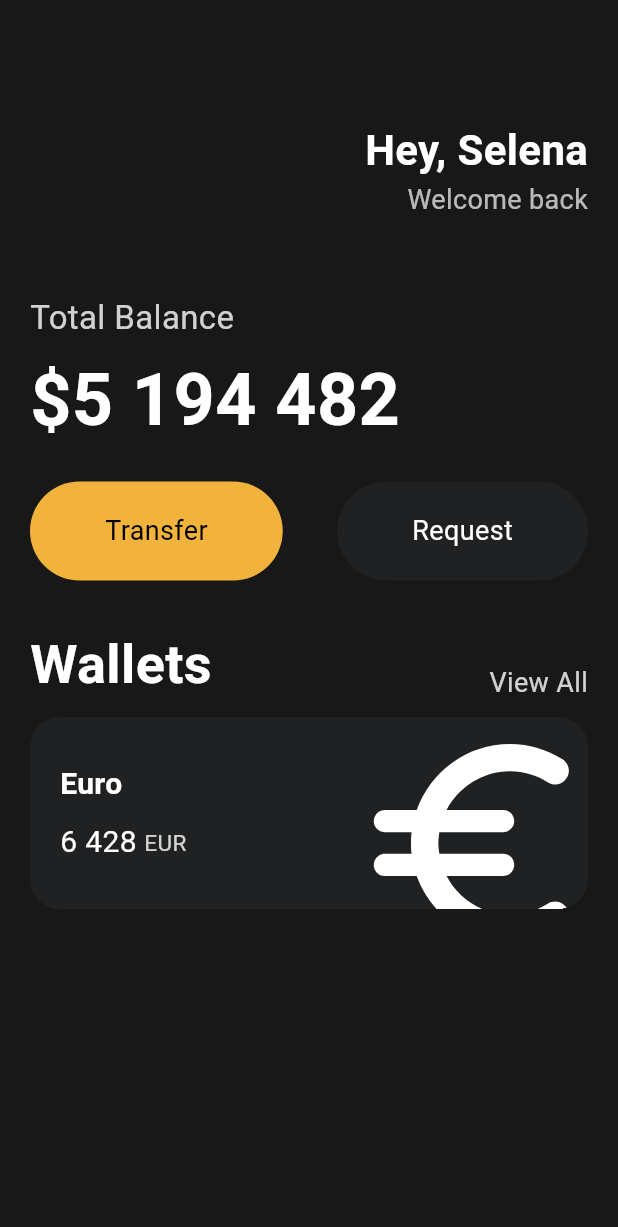
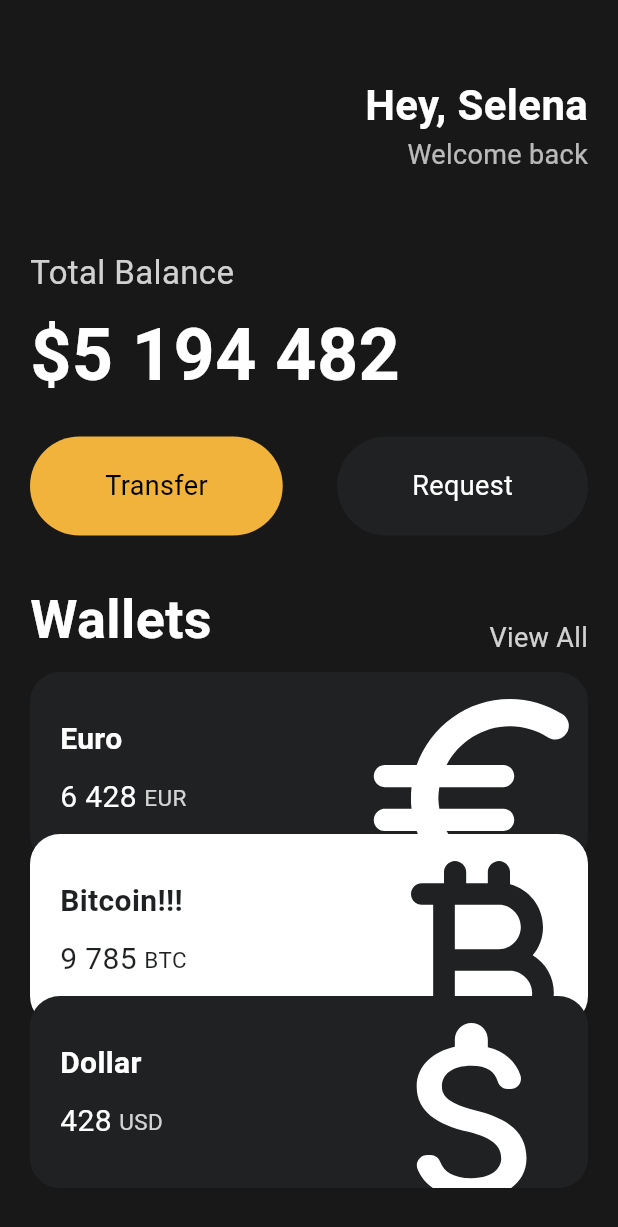
Before and after one commit to duckbill413/dart_flutter, a Flutter app: the screen it shows after launch, on a phone screen of 412 x 824 dp. Shown: the top 1227 px of the screen. Run offline on Flutter 3.47's test engine with Material 3 defaults, Android fonts, the phone set to English and light mode, and no system bars.

Commit message:
flutter 3.9 UI Challenge 완료

```diff
--- a/toonflix/lib/main.dart
+++ b/toonflix/lib/main.dart
@@ -1,4 +1,5 @@
 import 'package:flutter/material.dart';
+import 'package:toonflix/widgets/currency_card.dart';
 import 'package:toonflix/widgets/button.dart';
 
 void main() {
@@ -12,7 +13,8 @@
     return MaterialApp(
         home: Scaffold(
       backgroundColor: const Color(0xFF181818),
-      body: Padding(
+      body: SingleChildScrollView(
+        child: Padding(
             padding: const EdgeInsets.symmetric(
               horizontal: 20,
             ),
@@ -20,7 +22,7 @@
               crossAxisAlignment: CrossAxisAlignment.start,
               children: [
                 const SizedBox(
-                height: 80,
+                  height: 50,
                 ),
                 Row(
                   mainAxisAlignment: MainAxisAlignment.end,
@@ -105,67 +107,33 @@
                 const SizedBox(
                   height: 10,
                 ),
-              Container(
-                  clipBehavior: Clip.hardEdge,
-                  decoration: BoxDecoration(
-                    color: const Color(0xFF1F2123),
-                    borderRadius: BorderRadius.circular(20),
+                const CurrencyCard(
+                  name: 'Euro',
+                  code: 'EUR',
+                  amount: '6 428',
+                  icon: Icons.euro_rounded,
+                  isInverted: false,
+                  order: 0,
                 ),
-                  child: Padding(
-                    padding: const EdgeInsets.all(20),
-                    child: Row(
-                      mainAxisAlignment: MainAxisAlignment.spaceBetween,
-                      children: [
-                        Column(
-                          crossAxisAlignment: CrossAxisAlignment.start,
-                          children: [
-                            const Text(
-                              'Euro',
-                              style: TextStyle(
-                                color: Colors.white,
-                                fontSize: 20,
-                                fontWeight: FontWeight.w600,
+                const CurrencyCard(
+                  name: 'Bitcoin!!!',
+                  code: 'BTC',
+                  amount: '9 785',
+                  icon: Icons.currency_bitcoin_rounded,
+                  isInverted: true,
+                  order: 1,
                 ),
-                            ),
-                            const SizedBox(
-                              height: 10,
-                            ),
-                            Row(
-                              children: [
-                                const Text(
-                                  '6 428',
-                                  style: TextStyle(
-                                    color: Colors.white,
-                                    fontSize: 20,
-                                  ),
-                                ),
-                                const SizedBox(
-                                  width: 5,
-                                ),
-                                Text(
-                                  'EUR',
-                                  style: TextStyle(
-                                    color: Colors.white.withOpacity(0.8),
-                                    fontSize: 15,
-                                  ),
+                const CurrencyCard(
+                  name: 'Dollar',
+                  code: 'USD',
+                  amount: '428',
+                  icon: Icons.attach_money_rounded,
+                  isInverted: false,
+                  order: 2,
                 ),
               ],
-                            )
-                          ],
+            )),
       ),
-                        Transform.scale(
-                          scale: 2.0,
-                          child: Transform.translate(
-                            offset: const Offset(-5, 10),
-                            child: const Icon(Icons.euro_rounded,
-                                color: Colors.white, size: 88),
-                          ),
-                        )
-                      ],
-                    ),
-                  ))
-            ],
-          )),
     ));
   }
 }
--- /dev/null
+++ b/toonflix/lib/widgets/currency_card.dart
@@ -0,0 +1,90 @@
+import 'package:flutter/material.dart';
+
+class CurrencyCard extends StatelessWidget {
+  final String name, code, amount;
+  final IconData icon;
+  final bool isInverted;
+  final double order;
+  final _blackColor = const Color(0xFF1F2123);
+
+  const CurrencyCard({
+    super.key,
+    required this.name,
+    required this.code,
+    required this.amount,
+    required this.icon,
+    required this.isInverted,
+    required this.order,
+  });
+
+  @override
+  Widget build(BuildContext context) {
+    return Transform.translate(
+      offset: Offset(0, -20.0 * order),
+      child: Container(
+          clipBehavior: Clip.hardEdge,
+          decoration: BoxDecoration(
+            color: isInverted ? Colors.white : _blackColor,
+            borderRadius: BorderRadius.circular(20),
+          ),
+          child: Padding(
+            padding: const EdgeInsets.all(20),
+            child: Row(
+              mainAxisAlignment: MainAxisAlignment.spaceBetween,
+              children: [
+                Column(
+                  crossAxisAlignment: CrossAxisAlignment.start,
+                  children: [
+                    Text(
+                      name,
+                      style: TextStyle(
+                        color: isInverted ? _blackColor : Colors.white,
+                        fontSize: 20,
+                        fontWeight: FontWeight.w600,
+                      ),
+                    ),
+                    const SizedBox(
+                      height: 10,
+                    ),
+                    Row(
+                      children: [
+                        Text(
+                          amount,
+                          style: TextStyle(
+                            color: isInverted ? _blackColor : Colors.white,
+                            fontSize: 20,
+                          ),
+                        ),
+                        const SizedBox(
+                          width: 5,
+                        ),
+                        Text(
+                          code,
+                          style: TextStyle(
+                            color: isInverted
+                                ? _blackColor
+                                : Colors.white.withOpacity(0.8),
+                            fontSize: 15,
+                          ),
+                        ),
+                      ],
+                    )
+                  ],
+                ),
+                Transform.scale(
+                  scale: 2.0,
+                  child: Transform.translate(
+                    offset: const Offset(-5, 10),
+                    child: Icon(
+                      icon,
+                      color: isInverted ? _blackColor : Colors.white,
+                      size: 88,
+                    ),
+                  ),
+                )
+              ],
+            ),
+          )),
+    );
+  }
+}
```
Lines whose indentation alone changed are shown as unchanged.
